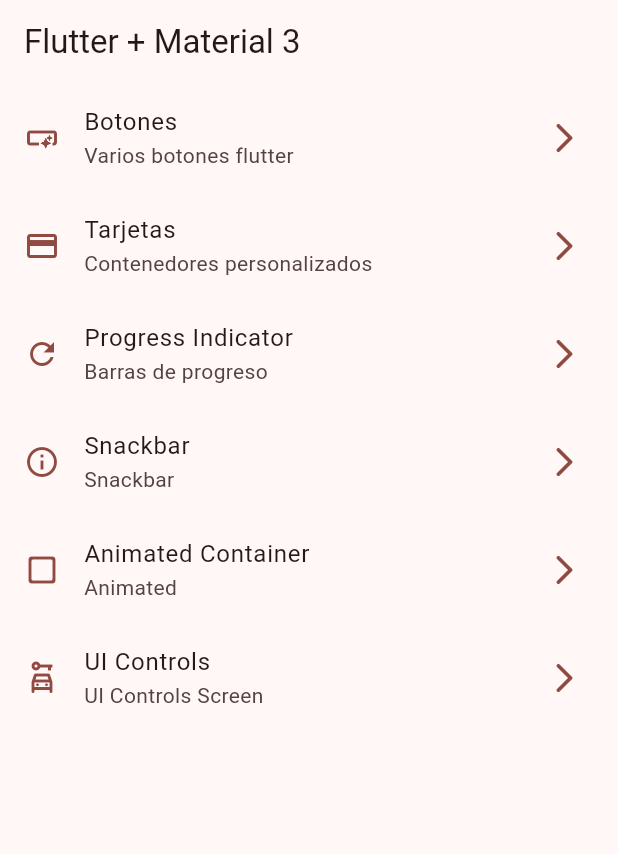
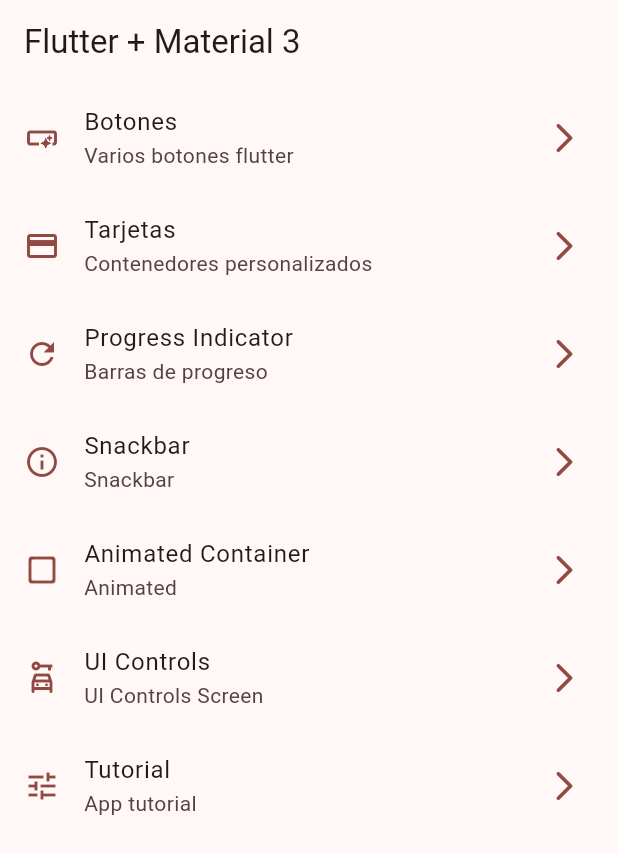
Before and after one commit to MisacAguilar08/flutter_widgets, a Flutter app: the screen it shows after launch, on a phone screen of 412 x 824 dp. Shown: the top 854 px of the screen. Run offline on Flutter 3.47's test engine with Material 3 defaults, Android fonts, the phone set to English and light mode, and no system bars; our stand-ins replace go_router.

Commit message:
tutorial app

```diff
--- a/lib/config/menu/MenuItem.dart
+++ b/lib/config/menu/MenuItem.dart
@@ -44,4 +44,9 @@
       subTitle: 'UI Controls Screen',
       link: '/ui-controls',
       icon: Icons.car_rental_outlined),
+  MenuItem(
+      title: 'Tutorial',
+      subTitle: 'App tutorial',
+      link: '/tutorial',
+      icon: Icons.tune_outlined),
 ];
--- a/lib/config/router/router.dart
+++ b/lib/config/router/router.dart
@@ -1,7 +1,6 @@
 import 'package:go_router/go_router.dart';
 
 import '../../presentation/screens/screens.dart';
-
 
 final goRouter = GoRouter(
   initialLocation: '/',
@@ -41,5 +40,10 @@
       name: UiControlScreen.name,
       builder: (context, state) => UiControlScreen(),
     ),
+    GoRoute(
+      path: '/tutorial',
+      name: AppTutorialScreen.name,
+      builder: (context, state) => AppTutorialScreen(),
+    ),
   ],
 );
--- a/lib/presentation/screens/butons/buttons_screen.dart
+++ b/lib/presentation/screens/butons/buttons_screen.dart
@@ -3,6 +3,8 @@
 
 class ButtonsScreen extends StatelessWidget {
   static const String name = 'buttons_screen';
+
+  const ButtonsScreen({super.key});
 
   @override
   Widget build(BuildContext context) {
@@ -75,7 +77,7 @@
 }
 
 class CustomButton extends StatelessWidget {
-  CustomButton({super.key});
+  const CustomButton({super.key});
 
   @override
   Widget build(BuildContext context) {
--- a/lib/presentation/screens/home/home_screen.dart
+++ b/lib/presentation/screens/home/home_screen.dart
@@ -5,6 +5,8 @@
 class HomeScreen extends StatelessWidget {
 
     static const String name = 'home_screen';
+
+  const HomeScreen({super.key});
 
     @override
     Widget build(BuildContext context) {
@@ -19,7 +21,7 @@
 
 class _HomeView extends StatelessWidget {
 
-  const _HomeView({Key? key}) : super(key: key);
+  const _HomeView({super.key});
 
   @override
   Widget build(BuildContext context) {
--- a/lib/presentation/screens/progress/progress_screen.dart
+++ b/lib/presentation/screens/progress/progress_screen.dart
@@ -17,9 +17,7 @@
 }
 
 class _ProgressView extends StatelessWidget {
-  const _ProgressView({
-    super.key,
-  });
+  const _ProgressView();
 
   @override
   Widget build(BuildContext context) {
--- a/pubspec.yaml
+++ b/pubspec.yaml
@@ -61,7 +61,8 @@
   uses-material-design: true
 
   # To add assets to your application, add an assets section, like this:
-  # assets:
+  assets:
+    - assets/images/
   #   - images/a_dot_burr.jpeg
   #   - images/a_dot_ham.jpeg
 
```
Also changed, not shown: lib/presentation/screens/app_tutorial/app_tutorial_screen.dart (+40 -1 lines), lib/presentation/screens/cars/cards_screen.dart (+4 -4 lines), assets/Images/1.png (added), assets/Images/2.png (added), assets/Images/3.png (added), assets/Images/jar-loading.gif (added). Lines whose indentation alone changed are shown as unchanged.
